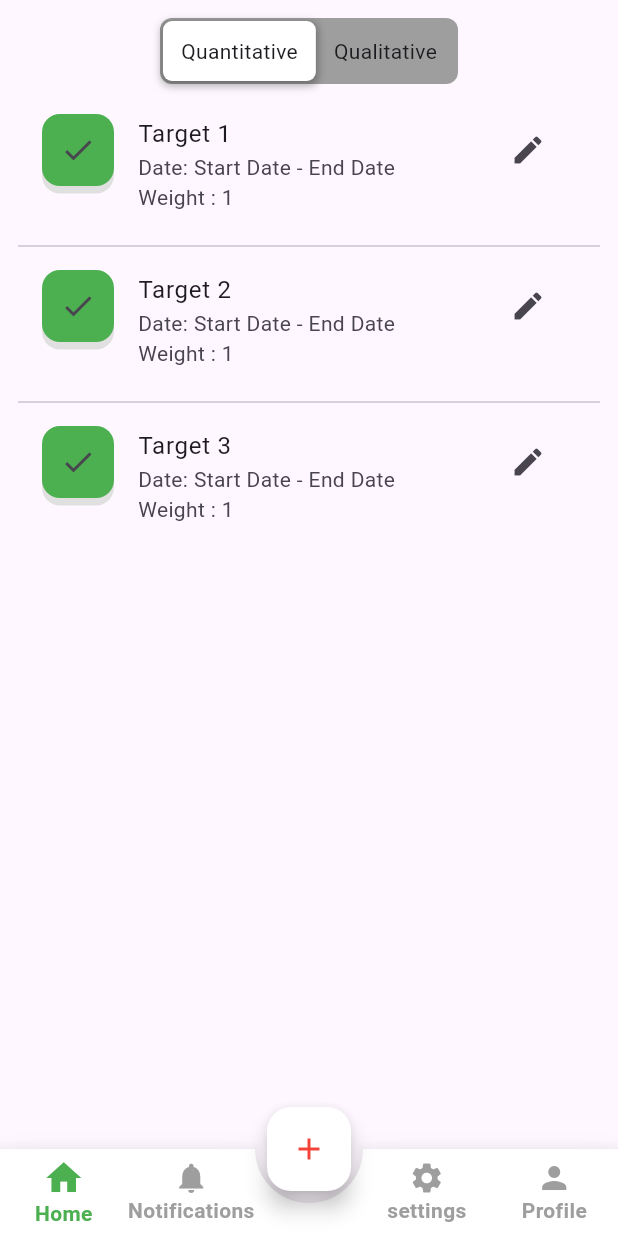
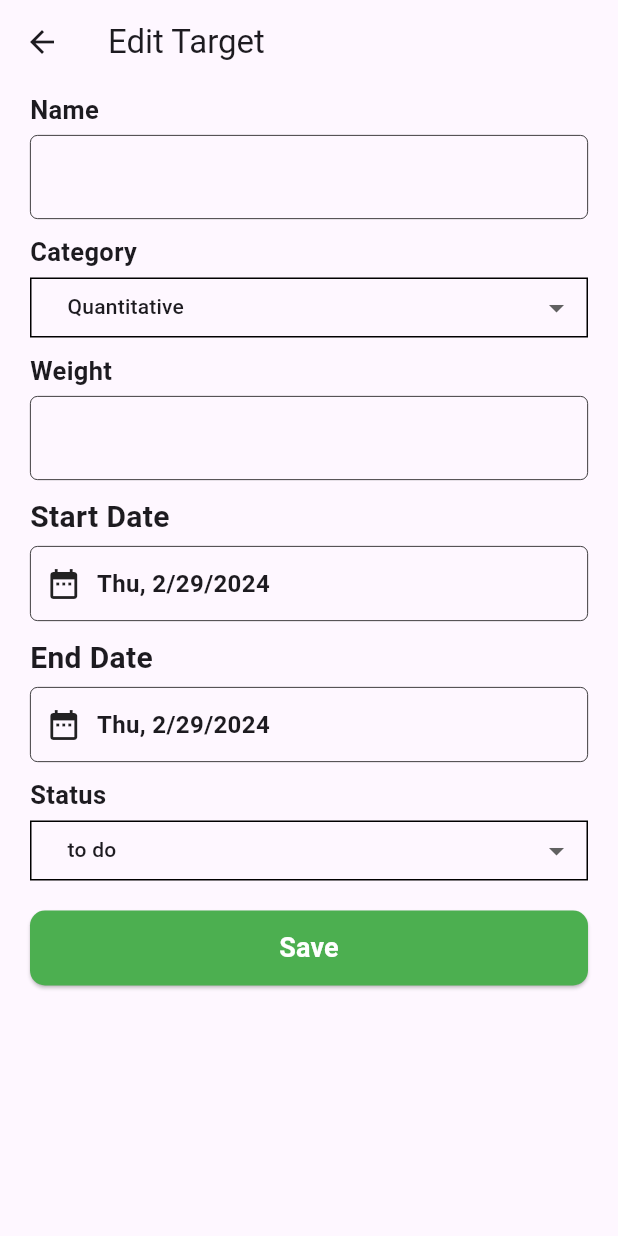
Before and after one commit to PLWEP/konekseed_test, a Flutter app: the screen it shows after launch, after a tap on the "edit" icon, on a phone screen of 412 x 824 dp. Run offline on Flutter 3.47's test engine with Material 3 defaults, Android fonts, the phone set to English and light mode, and no system bars; drawn by our look-alikes of custom_sliding_segmented_control, dropdown_button2, stylish_bottom_bar; our stand-ins replace image_picker.

Commit message:
menambah edit target view

```diff
--- /dev/null
+++ b/lib/presentation/view/edit_target_view.dart
@@ -0,0 +1,266 @@
+import 'package:dropdown_button2/dropdown_button2.dart';
+import 'package:flutter/material.dart';
+import 'package:intl/intl.dart';
+import 'package:konekseed_test/common/utils.dart';
+
+class EditTargetView extends StatefulWidget {
+  const EditTargetView({super.key});
+
+  @override
+  State<EditTargetView> createState() => _EditTargetViewState();
+}
+
+class _EditTargetViewState extends State<EditTargetView> {
+  var startDate = DateTime.now();
+  var endDate = DateTime.now();
+
+  var categoryDropdown = 'Quantitative';
+  var statusDropdown = 'to do';
+
+  final TextEditingController _nameController = TextEditingController();
+  final TextEditingController _weightController = TextEditingController();
+
+  final _formKey = GlobalKey<FormState>();
+  @override
+  Widget build(BuildContext context) {
+    return SafeArea(
+      child: Scaffold(
+        appBar: AppBar(
+          title: const Text('Edit Target'),
+        ),
+        body: ListView(
+          children: [
+            Form(
+              key: _formKey,
+              child: Container(
+                padding:
+                    const EdgeInsets.symmetric(horizontal: 20, vertical: 5),
+                child: Column(
+                  crossAxisAlignment: CrossAxisAlignment.start,
+                  children: [
+                    const Text('Name',
+                        style: TextStyle(
+                            fontSize: 17, fontWeight: FontWeight.bold)),
+                    const SizedBox(height: 5),
+                    TextFormField(
+                      controller: _nameController,
+                      validator: (value) =>
+                          value!.isEmpty ? "Please Fill The Field" : null,
+                      decoration: decoration,
+                      cursorColor: Colors.black,
+                    ),
+                    const SizedBox(height: 10),
+                    const Text(
+                      'Category',
+                      style:
+                          TextStyle(fontSize: 17, fontWeight: FontWeight.bold),
+                    ),
+                    const SizedBox(height: 5),
+                    DropdownButtonHideUnderline(
+                      child: DropdownButton2(
+                        isExpanded: true,
+                        items: ['Quantitative', 'Qualitative']
+                            .map(
+                              (String item) => DropdownMenuItem<String>(
+                                value: item,
+                                child: Text(
+                                  item,
+                                  style: const TextStyle(fontSize: 14),
+                                ),
+                              ),
+                            )
+                            .toList(),
+                        value: categoryDropdown,
+                        onChanged: (String? value) {
+                          setState(() {
+                            categoryDropdown = value!;
+                          });
+                        },
+                        buttonStyleData: ButtonStyleData(
+                          padding: const EdgeInsets.symmetric(horizontal: 8),
+                          height: 40,
+                          decoration: BoxDecoration(border: Border.all()),
+                        ),
+                        menuItemStyleData: const MenuItemStyleData(height: 40),
+                      ),
+                    ),
+                    const SizedBox(height: 10),
+                    const Text(
+                      'Weight',
+                      style: TextStyle(
+                        fontSize: 17,
+                        fontWeight: FontWeight.bold,
+                      ),
+                    ),
+                    const SizedBox(height: 5),
+                    TextFormField(
+                      controller: _weightController,
+                      validator: (value) =>
+                          value!.isEmpty ? "Please Fill The Field" : null,
+                      decoration: decoration,
+                      cursorColor: Colors.black,
+                      keyboardType: TextInputType.number,
+                    ),
+                    const SizedBox(height: 10),
+                    const Text(
+                      'Start Date',
+                      style: TextStyle(
+                        fontSize: 20,
+                        fontWeight: FontWeight.bold,
+                      ),
+                    ),
+                    const SizedBox(height: 5),
+                    GestureDetector(
+                      onTap: () => showDatePicker(
+                        context: context,
+                        initialDate: startDate,
+                        firstDate: DateTime(2000),
+                        lastDate: DateTime(2099),
+                      ).then(
+                        (value) {
+                          setState(() {
+                            if (value != null) startDate = value;
+                          });
+                        },
+                      ),
+                      child: Container(
+                        alignment: Alignment.center,
+                        height: 50,
+                        decoration: BoxDecoration(
+                          border: Border.all(color: Colors.black, width: 0.5),
+                          borderRadius: BorderRadius.circular(5),
+                        ),
+                        child: Row(
+                          children: [
+                            const Padding(padding: EdgeInsets.only(left: 10)),
+                            const Icon(Icons.date_range),
+                            const SizedBox(width: 10),
+                            Text(
+                              DateFormat.yMEd().format(startDate).toString(),
+                              style: const TextStyle(
+                                fontSize: 16,
+                                fontWeight: FontWeight.bold,
+                              ),
+                            ),
+                          ],
+                        ),
+                      ),
+                    ),
+                    const SizedBox(height: 10),
+                    const Text(
+                      'End Date',
+                      style: TextStyle(
+                        fontSize: 20,
+                        fontWeight: FontWeight.bold,
+                      ),
+                    ),
+                    const SizedBox(height: 5),
+                    GestureDetector(
+                      onTap: () => showDatePicker(
+                        context: context,
+                        initialDate: endDate,
+                        firstDate: DateTime(2000),
+                        lastDate: DateTime(2099),
+                      ).then(
+                        (value) {
+                          setState(() {
+                            if (value != null) endDate = value;
+                          });
+                        },
+                      ),
+                      child: Container(
+                        alignment: Alignment.center,
+                        height: 50,
+                        decoration: BoxDecoration(
+                          border: Border.all(color: Colors.black, width: 0.5),
+                          borderRadius: BorderRadius.circular(5),
+                        ),
+                        child: Row(
+                          children: [
+                            const Padding(padding: EdgeInsets.only(left: 10)),
+                            const Icon(Icons.date_range),
+                            const SizedBox(width: 10),
+                            Text(
+                              DateFormat.yMEd().format(endDate).toString(),
+                              style: const TextStyle(
+                                fontSize: 16,
+                                fontWeight: FontWeight.bold,
+                              ),
+                            ),
+                          ],
+                        ),
+                      ),
+                    ),
+                    const SizedBox(height: 10),
+                    const Text(
+                      'Status',
+                      style:
+                          TextStyle(fontSize: 17, fontWeight: FontWeight.bold),
+                    ),
+                    const SizedBox(height: 5),
+                    DropdownButtonHideUnderline(
+                      child: DropdownButton2(
+                        isExpanded: true,
+                        items: ['to do', 'in progress', 'done']
+                            .map(
+                              (String item) => DropdownMenuItem<String>(
+                                value: item,
+                                child: Text(
+                                  item,
+                                  style: const TextStyle(fontSize: 14),
+                                ),
+                              ),
+                            )
+                            .toList(),
+                        value: statusDropdown,
+                        onChanged: (String? value) {
+                          setState(() {
+                            statusDropdown = value!;
+                          });
+                        },
+                        buttonStyleData: ButtonStyleData(
+                          padding: const EdgeInsets.symmetric(horizontal: 8),
+                          height: 40,
+                          decoration: BoxDecoration(border: Border.all()),
+                        ),
+                        menuItemStyleData: const MenuItemStyleData(height: 40),
+                      ),
+                    ),
+                    const SizedBox(height: 20),
+                    SizedBox(
+                      width: double.infinity,
+                      height: 50,
+                      child: ElevatedButton(
+                        onPressed: () {
+                          if (_formKey.currentState!.validate()) {
+                            // addActivity();
+                          }
+                        },
+                        style: ElevatedButton.styleFrom(
+                          shape: RoundedRectangleBorder(
+                            borderRadius: BorderRadius.circular(10),
+                          ),
+                          shadowColor: Colors.black,
+                          padding: const EdgeInsets.all(10),
+                          backgroundColor: Colors.green,
+                          foregroundColor: Colors.white,
+                        ),
+                        child: const Text(
+                          'Save',
+                          style: TextStyle(
+                            fontSize: 18,
+                            fontWeight: FontWeight.bold,
+                          ),
+                        ),
+                      ),
+                    ),
+                  ],
+                ),
+              ),
+            ),
+          ],
+        ),
+      ),
+    );
+  }
+}
--- a/lib/presentation/view/target_view.dart
+++ b/lib/presentation/view/target_view.dart
@@ -1,5 +1,6 @@
 import 'package:custom_sliding_segmented_control/custom_sliding_segmented_control.dart';
 import 'package:flutter/material.dart';
+import 'package:konekseed_test/presentation/view/edit_target_view.dart';
 import 'package:konekseed_test/presentation/view/sample_item.dart';
 
 class TargetView extends StatelessWidget {
@@ -81,7 +82,10 @@ class TargetView extends StatelessWidget {
                       child: const Icon(Icons.check),
                     ),
                     trailing: IconButton(
-                      onPressed: () {},
+                      onPressed: () => Navigator.push(
+                          context,
+                          MaterialPageRoute(
+                              builder: (_) => const EditTargetView())),
                       icon: const Icon(Icons.edit),
                     ),
                     isThreeLine: true,
```
